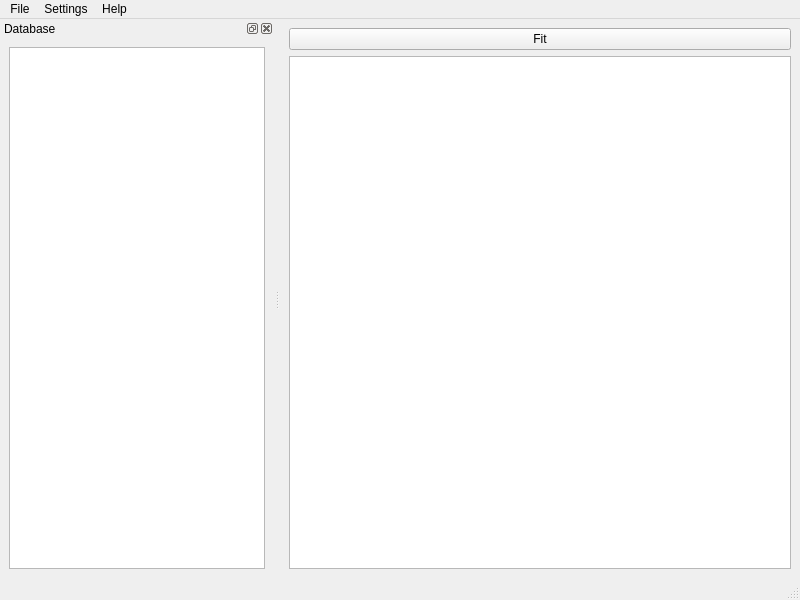
The window that src/gui/mainwindow.ui (grotsztaksel/ArcherAssistant) describes before a commit, drawn with Qt 5.
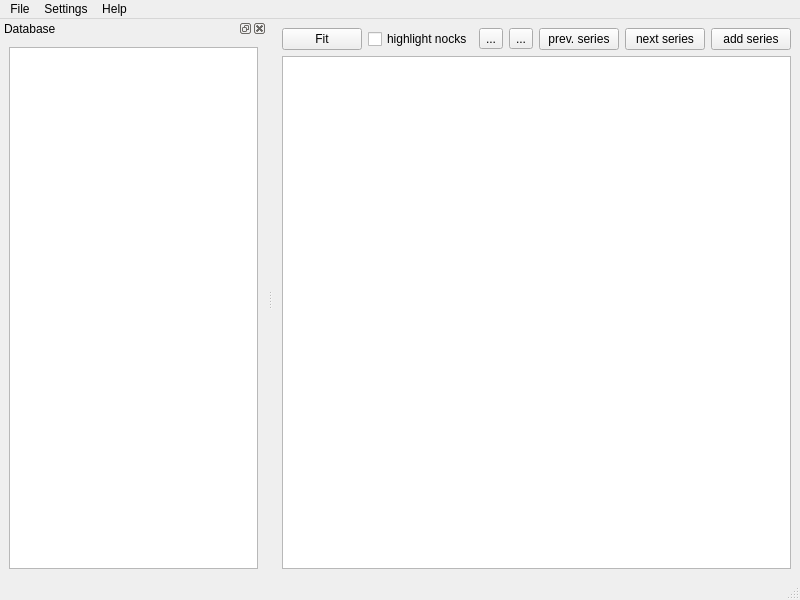
The same window after the commit. Custom widgets are drawn as their Qt base class.

Commit message: GUI: Draft ideas for tools

```diff
--- a/src/gui/mainwindow.ui
+++ b/src/gui/mainwindow.ui
@@ -16,14 +16,84 @@
   <widget class="QWidget" name="centralwidget">
    <layout class="QVBoxLayout" name="verticalLayout_2">
     <item>
-     <widget class="QPushButton" name="fitButton">
-      <property name="text">
-       <string>Fit</string>
-      </property>
-     </widget>
-    </item>
-    <item>
-     <layout class="QHBoxLayout" name="horizontalLayout"/>
+     <layout class="QHBoxLayout" name="horizontalLayout">
+      <item>
+       <widget class="QPushButton" name="fitButton">
+        <property name="text">
+         <string>Fit</string>
+        </property>
+       </widget>
+      </item>
+      <item>
+       <widget class="QCheckBox" name="checkBox">
+        <property name="toolTip">
+         <string>try finding arrow nocks (maybe some are burrowed deeply in the target and are hard to spot at first glance).
+Use the button to select color
+(or, in future, use the information from arrow data)</string>
+        </property>
+        <property name="text">
+         <string>highlight nocks</string>
+        </property>
+       </widget>
+      </item>
+      <item>
+       <widget class="QToolButton" name="toolButton">
+        <property name="toolTip">
+         <string>Pick the nock color</string>
+        </property>
+        <property name="text">
+         <string>...</string>
+        </property>
+       </widget>
+      </item>
+      <item>
+       <widget class="QToolButton" name="toolButton_2">
+        <property name="toolTip">
+         <string>delete this image</string>
+        </property>
+        <property name="text">
+         <string>...</string>
+        </property>
+       </widget>
+      </item>
+      <item>
+       <widget class="QPushButton" name="pushButton">
+        <property name="text">
+         <string>prev. series</string>
+        </property>
+       </widget>
+      </item>
+      <item>
+       <widget class="QPushButton" name="pushButton_2">
+        <property name="text">
+         <string>next series</string>
+        </property>
+       </widget>
+      </item>
+      <item>
+       <widget class="QPushButton" name="pushButton_3">
+        <property name="toolTip">
+         <string>reuse this image for next series (the arrows weren't collected before next series?)</string>
+        </property>
+        <property name="text">
+         <string>add series</string>
+        </property>
+       </widget>
+      </item>
+      <item>
+       <spacer name="horizontalSpacer">
+        <property name="orientation">
+         <enum>Qt::Horizontal</enum>
+        </property>
+        <property name="sizeHint" stdset="0">
+         <size>
+          <width>40</width>
+          <height>20</height>
+         </size>
+        </property>
+       </spacer>
+      </item>
+     </layout>
     </item>
     <item>
      <widget class="MainGraphicsView" name="graphicsView">
```
